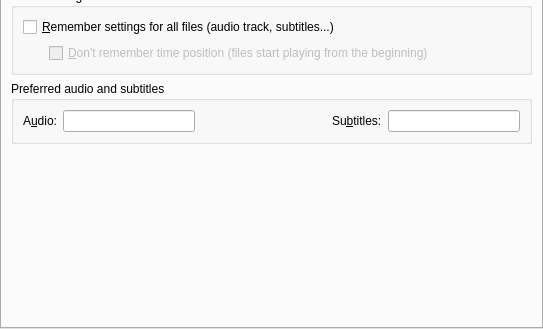
Old version of the form src/prefgeneral.ui in the repository wilbert2000/wzplayer; both pictures show x 0 to 543 and y 260 to 589 of the 543 by 589 pixel window.
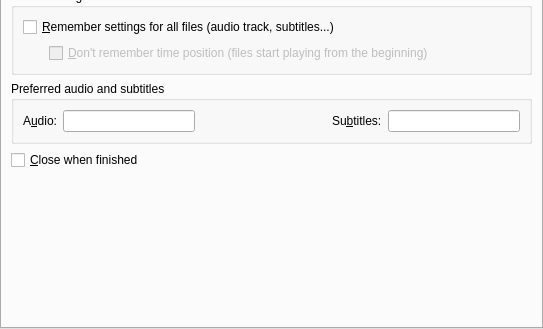
New version of the form. Icons and pictures are not drawn.

Diff of the .ui file:
```diff
--- a/src/prefgeneral.ui
+++ b/src/prefgeneral.ui
@@ -318,6 +318,13 @@
          </layout>
         </widget>
        </item>
+       <item>
+        <widget class="QCheckBox" name="close_on_finish_check" >
+         <property name="text" >
+          <string>&amp;Close when finished</string>
+         </property>
+        </widget>
+       </item>
        <item>
         <spacer>
          <property name="orientation" >
```
